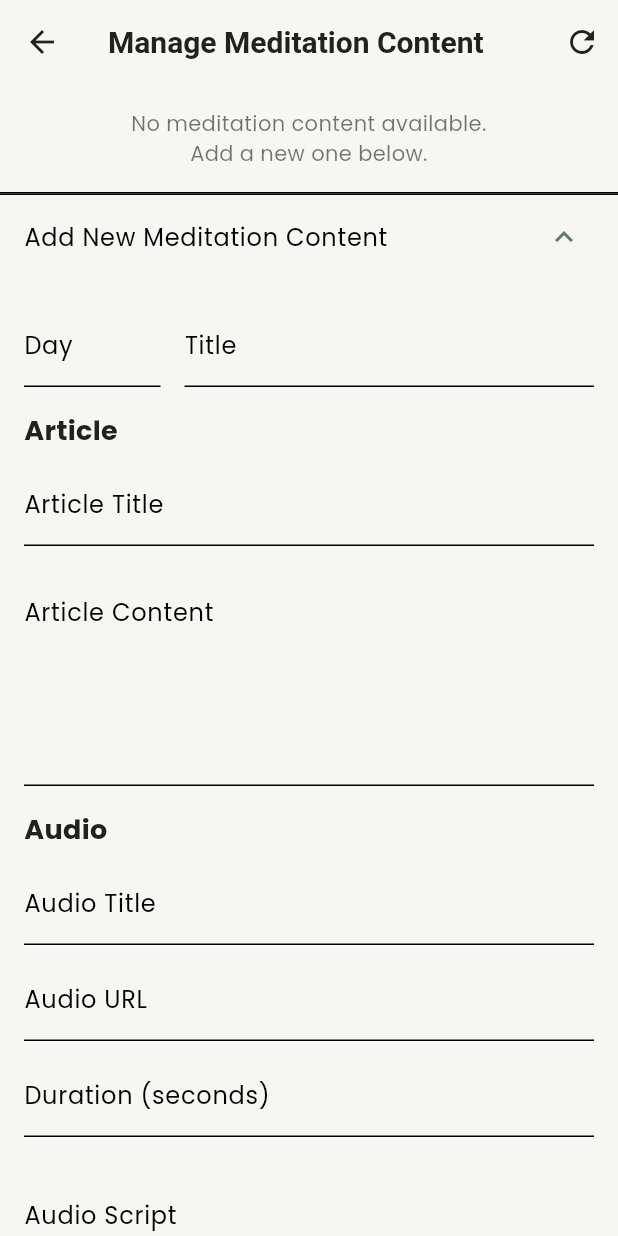
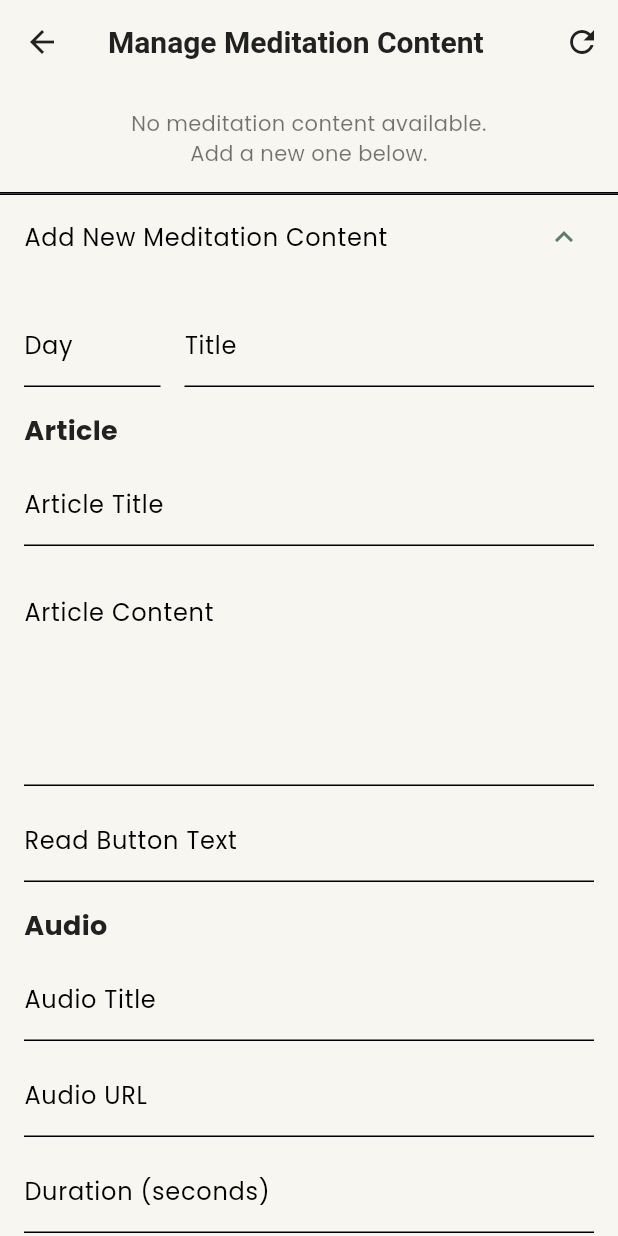
Before and after one commit to rehan5039/Axora, a Flutter app: the AdminMeditationScreen screen opened by its route, after a tap on "Add New Meditation Content", on a phone screen of 412 x 824 dp. Run offline on Flutter 3.47's test engine with Material 3 defaults, Android fonts, the light colour scheme and no system bars; our stand-ins replace audio_video_progress_bar, cached_network_image, cloud_firestore, email_validator, firebase_auth, firebase_core and 7 more; accounts and stored records are empty; statements that could not run were skipped.

Commit message:
accept button

```diff
--- a/lib/models/meditation_content.dart
+++ b/lib/models/meditation_content.dart
@@ -97,16 +97,19 @@ class MeditationContent {
 class ArticleContent {
   final String title;
   final String content;
+  final String buttonText;
 
   ArticleContent({
     required this.title,
     required this.content,
+    this.buttonText = 'Mark as Read',
   });
 
   factory ArticleContent.fromMap(Map<String, dynamic> map) {
     return ArticleContent(
       title: map['title'] ?? '',
       content: map['content'] ?? '',
+      buttonText: map['button'] ?? 'Mark as Read',
     );
   }
 
@@ -114,6 +117,7 @@ class ArticleContent {
     return {
       'title': title,
       'content': content,
+      'button': buttonText,
     };
   }
 }
--- a/lib/screens/admin_meditation_screen.dart
+++ b/lib/screens/admin_meditation_screen.dart
@@ -25,6 +25,7 @@ class _AdminMeditationScreenState extends State<AdminMeditationScreen> {
   final _titleController = TextEditingController();
   final _articleTitleController = TextEditingController();
   final _articleContentController = TextEditingController();
+  final _articleButtonController = TextEditingController();
   final _audioTitleController = TextEditingController();
   final _audioUrlController = TextEditingController();
   final _durationController = TextEditingController();
@@ -43,6 +44,7 @@ class _AdminMeditationScreenState extends State<AdminMeditationScreen> {
     _titleController.dispose();
     _articleTitleController.dispose();
     _articleContentController.dispose();
+    _articleButtonController.dispose();
     _audioTitleController.dispose();
     _audioUrlController.dispose();
     _durationController.dispose();
@@ -111,6 +113,7 @@ class _AdminMeditationScreenState extends State<AdminMeditationScreen> {
     _titleController.clear();
     _articleTitleController.clear();
     _articleContentController.clear();
+    _articleButtonController.clear();
     _audioTitleController.clear();
     _audioUrlController.clear();
     _durationController.clear();
@@ -132,6 +135,9 @@ class _AdminMeditationScreenState extends State<AdminMeditationScreen> {
       final article = ArticleContent(
         title: _articleTitleController.text,
         content: _articleContentController.text,
+        buttonText: _articleButtonController.text.isNotEmpty
+            ? _articleButtonController.text
+            : 'Mark as Read',
       );
 
       final audio = AudioContent(
@@ -232,6 +238,7 @@ class _AdminMeditationScreenState extends State<AdminMeditationScreen> {
               _buildDetailsSection('Article', [
                 _buildDetailRow('Title', article.title),
                 _buildDetailRow('Content', article.content),
+                _buildDetailRow('Button Text', article.buttonText),
               ]),
               const SizedBox(height: 16),
               _buildDetailsSection('Audio', [
@@ -269,6 +276,7 @@ class _AdminMeditationScreenState extends State<AdminMeditationScreen> {
     final article = ArticleContent.fromMap(content.article);
     _articleTitleController.text = article.title;
     _articleContentController.text = article.content;
+    _articleButtonController.text = article.buttonText;
 
     final audio = AudioContent.fromMap(content.audio);
     _audioTitleController.text = audio.title;
@@ -401,6 +409,14 @@ class _AdminMeditationScreenState extends State<AdminMeditationScreen> {
                           return null;
                         },
                       ),
+                      const SizedBox(height: 8),
+                      TextFormField(
+                        controller: _articleButtonController,
+                        decoration: const InputDecoration(
+                          labelText: 'Read Button Text',
+                          hintText: 'Enter text for the "Mark as Read" button',
+                        ),
+                      ),
                       const SizedBox(height: 16),
 
                       // Audio
@@ -526,9 +542,15 @@ class _AdminMeditationScreenState extends State<AdminMeditationScreen> {
     });
 
     try {
+      final day = int.parse(_dayController.text);
+      final title = _titleController.text;
+
       final article = ArticleContent(
         title: _articleTitleController.text,
         content: _articleContentController.text,
+        buttonText: _articleButtonController.text.isNotEmpty
+            ? _articleButtonController.text
+            : 'Mark as Read',
       );
 
       final audio = AudioContent(
@@ -540,7 +562,7 @@ class _AdminMeditationScreenState extends State<AdminMeditationScreen> {
 
       final success = await _meditationService.updateMeditationContent(
         contentId: contentId,
-        title: _titleController.text,
+        title: title,
         article: article,
         audio: audio,
         isActive: _isActive,
@@ -978,6 +1000,14 @@ class _AdminMeditationScreenState extends State<AdminMeditationScreen> {
                     return null;
                   },
                 ),
+                const SizedBox(height: 8),
+                TextFormField(
+                  controller: _articleButtonController,
+                  decoration: const InputDecoration(
+                    labelText: 'Read Button Text',
+                    hintText: 'Enter text for the "Mark as Read" button',
+                  ),
+                ),
                 const SizedBox(height: 16),
 
                 // Audio
--- a/lib/screens/meditation_day_screen.dart
+++ b/lib/screens/meditation_day_screen.dart
@@ -576,9 +576,9 @@ class _MeditationDayScreenState extends State<MeditationDayScreen> with SingleTi
                   backgroundColor: isDarkMode ? Colors.deepPurple : Colors.blue,
                   padding: const EdgeInsets.symmetric(horizontal: 32, vertical: 16),
                 ),
-                child: const Text(
-                  'Mark as Read',
-                  style: TextStyle(
+                child: Text(
+                  article.buttonText,
+                  style: const TextStyle(
                     fontSize: 16,
                     fontWeight: FontWeight.bold,
                   ),
```
Also changed, not shown: 1 other file.
